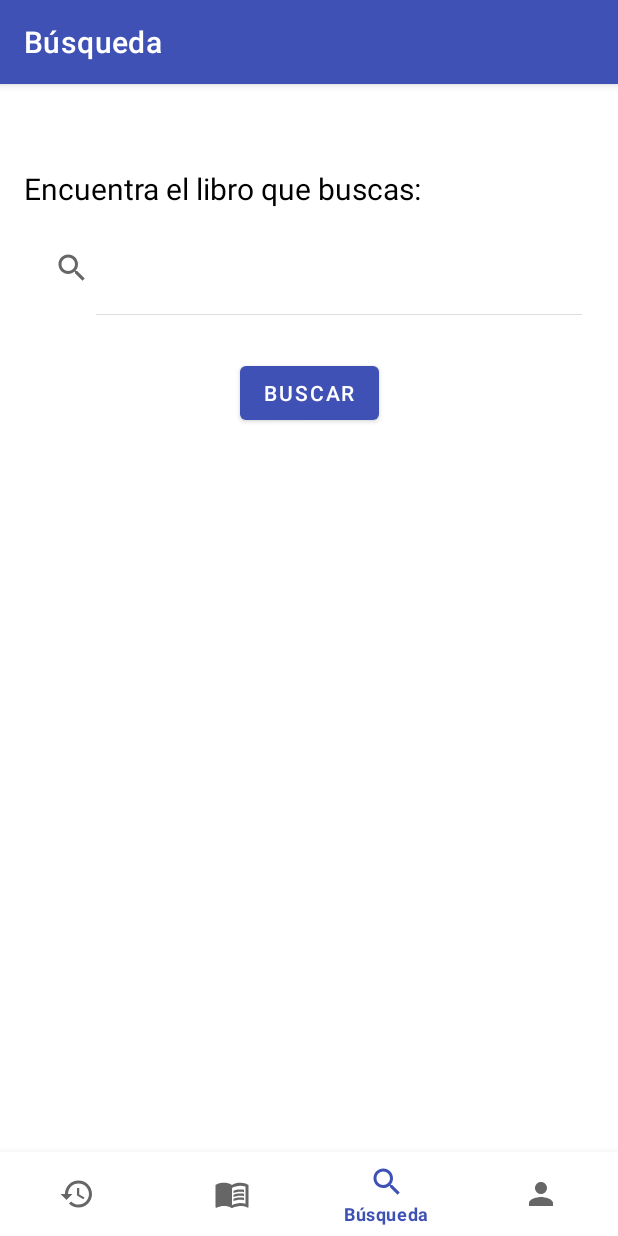
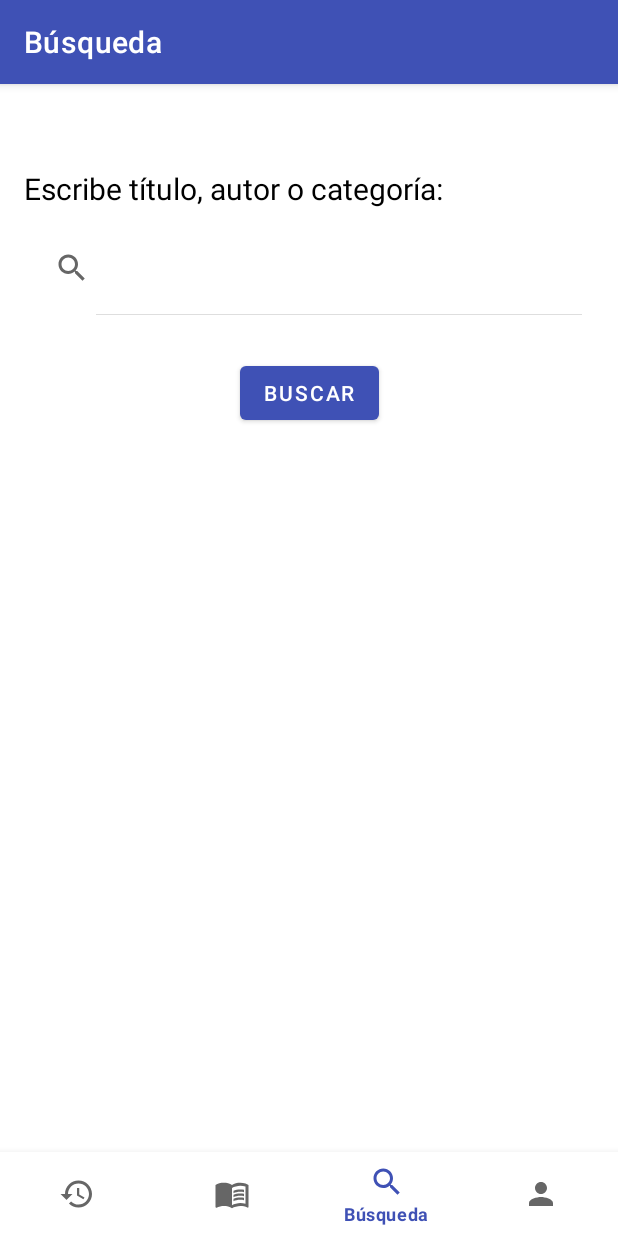
Before and after one commit to Jhonatan-Polar/MovilesA, an Android app: the BusquedaFragment screen opened directly, with no data from a screen before it, on a phone screen of 412 x 824 dp. Run offline under Robolectric (Android 15) with nearby library versions, the phone set to English and light mode, and no system bars; our stand-ins replace navigation-ui.

Commit message:
Búsqueda - Visualizar Libro

```diff
--- a/app/src/main/java/pe/edu/pucp/proyecto/ui/LibroActivity.kt
+++ b/app/src/main/java/pe/edu/pucp/proyecto/ui/LibroActivity.kt
@@ -38,7 +38,6 @@ class LibroActivity : AppCompatActivity() {
         actionBar?.setDisplayHomeAsUpEnabled(true)
 
         //Ejemplo:: Llenar datos del libro(depende de la vista busqueda para llenar por el id de la lista)
-        libroSeleccionado = libros.get(0)
         llenarDatosDelLibro()
 
         evaluarSiYaEscribioResenia()
--- a/app/src/main/res/layout/fragment_busqueda.xml
+++ b/app/src/main/res/layout/fragment_busqueda.xml
@@ -61,4 +61,19 @@
         app:layout_constraintTop_toBottomOf="@+id/btnBuscar"
         app:layout_constraintVertical_bias="1.0" />
 
+    <TextView
+        android:id="@+id/txtNoResults"
+        android:layout_width="371dp"
+        android:layout_height="40dp"
+        android:layout_marginTop="120dp"
+        android:layout_marginBottom="70dp"
+        android:text="@string/txtNoResults"
+        android:textAlignment="center"
+        android:textColor="@color/teal_200"
+        app:layout_constraintBottom_toBottomOf="parent"
+        app:layout_constraintEnd_toEndOf="parent"
+        app:layout_constraintStart_toStartOf="parent"
+        app:layout_constraintTop_toBottomOf="@+id/btnBuscar"
+        app:layout_constraintVertical_bias="0.15" />
+
 </androidx.constraintlayout.widget.ConstraintLayout>
--- a/app/src/main/res/values/strings.xml
+++ b/app/src/main/res/values/strings.xml
@@ -15,11 +15,12 @@
     <string name="txtAutor">Autor:</string>
     <string name="txtTitulo">Título:</string>
     <string name="txtDefault">null</string>
-    <string name="txtBuscar">Encuentra el libro que buscas:</string>
+    <string name="txtBuscar">Escribe título, autor o categoría:</string>
     <string name="btnBuscar">BUSCAR</string>
     <string name="txtNombreUsuario">Nombre de usuario</string>
     <string name="txtContrasenia">Contraseña</string>
     <string name="txtIniciarSesion">¡Bienvenido a Panqa PUCP!</string>
     <string name="txtErrorLogin">Usuario o contraseña incorrecta</string>
     <string name="btnCerrarSesion">Cerrar Sesión</string>
+    <string name="txtNoResults">No se encontraron resultados para la búsqueda</string>
 </resources>
```
Also changed, not shown: app/src/main/java/pe/edu/pucp/proyecto/ui/busqueda/BusquedaFragment.kt (+43 -10 lines), app/src/main/res/layout/activity_libro.xml (+4 -3 lines).
